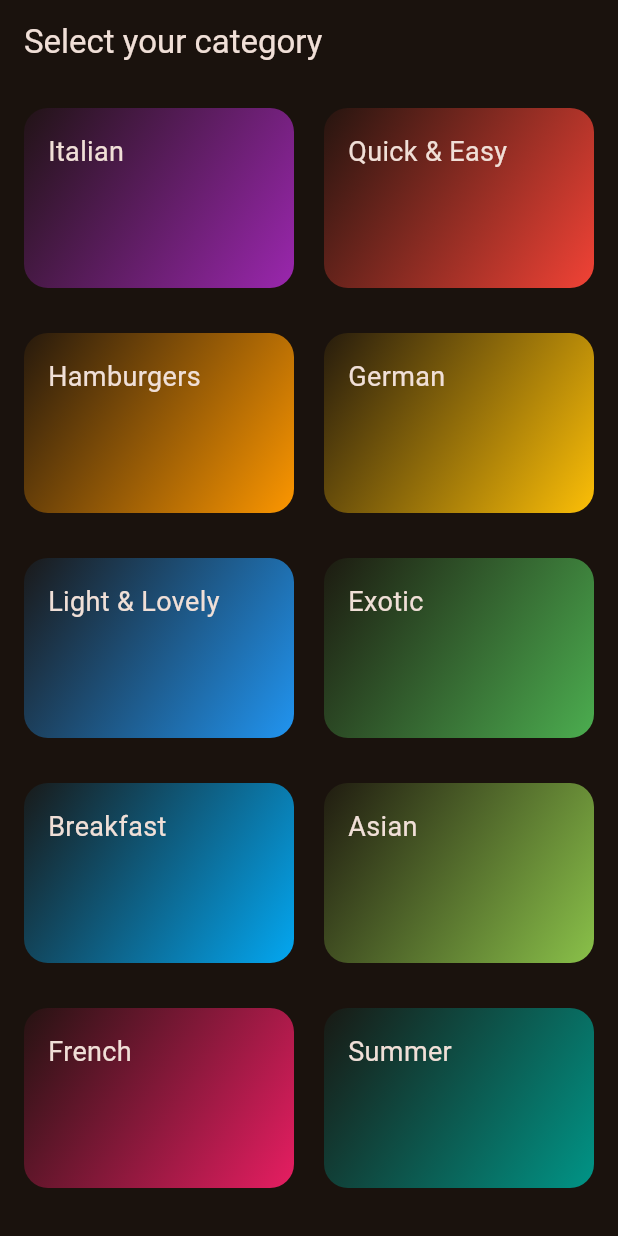
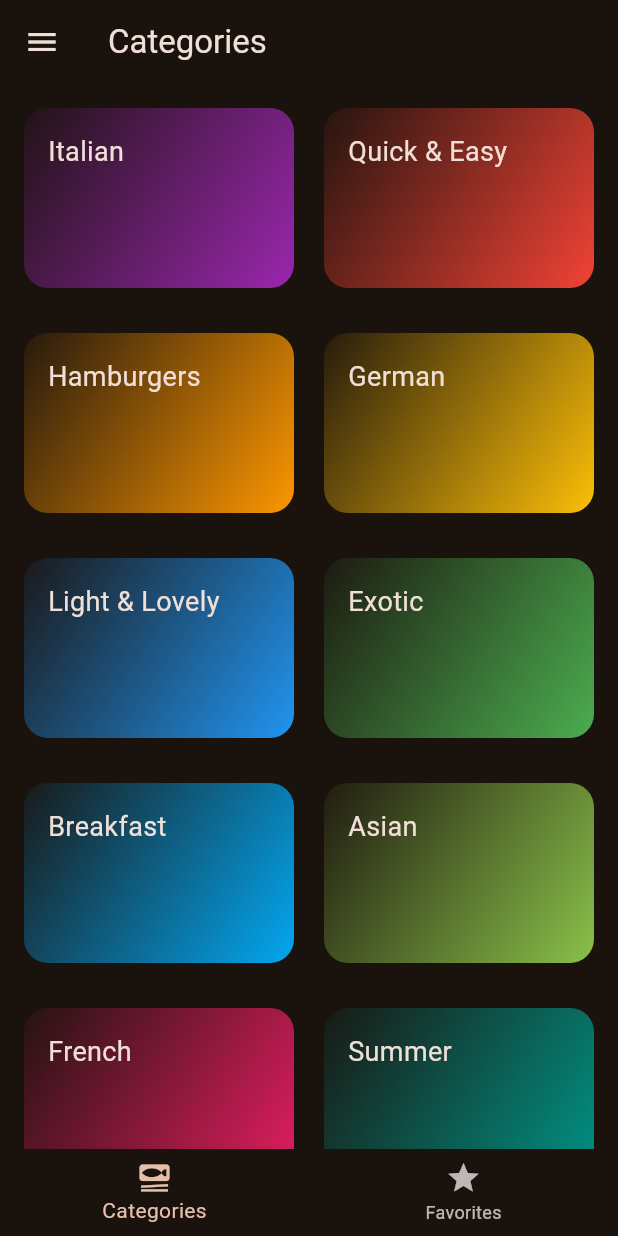
Before and after one commit to kubermirajakar/Meals, a Flutter app: the screen it shows after launch, on a phone screen of 412 x 824 dp. Run offline on Flutter 3.47's test engine with Material 2 defaults, Android fonts, the phone set to English and light mode, and no system bars; our stand-ins replace transparent_image.

Commit message:
Added Some file

```diff
--- a/lib/main.dart
+++ b/lib/main.dart
@@ -1,4 +1,5 @@
 import 'package:flutter/material.dart';
+import 'package:meals/screen/BottomNavigationTabs.dart';
 
 import 'package:meals/screen/CategoriesScreen.dart';
 import 'package:meals/screen/MealScreen.dart';
@@ -21,7 +22,7 @@ class MyApp extends StatelessWidget {
     return MaterialApp(
       debugShowCheckedModeBanner: false,
       theme: theme,
-      home: categoriesSceen(),
+      home: BottomNavigationTab(),
       // home: MealScreen(meals: [], title: 'Hello'),
     );
   }
--- /dev/null
+++ b/lib/screen/BottomNavigationTabs.dart
@@ -0,0 +1,140 @@
+import 'package:flutter/material.dart';
+import 'package:meals/models/meal.dart';
+import 'package:meals/screen/CategoriesScreen.dart';
+import 'package:meals/screen/MealScreen.dart';
+
+class BottomNavigationTab extends StatefulWidget {
+  @override
+  State<BottomNavigationTab> createState() {
+    // TODO: implement createState
+    return _BottomNavigationTabState();
+  }
+}
+
+class _BottomNavigationTabState extends State<BottomNavigationTab> {
+  int _selectedPage = 0;
+
+  List<Meal> favoritesMeals = [];
+
+  void showFeedBack(String msg) {
+    ScaffoldMessenger.of(context).clearSnackBars();
+    ScaffoldMessenger.of(context).showSnackBar(
+      SnackBar(
+        duration: Duration(seconds: 1),
+        content: Text(msg),
+      ),
+    );
+  }
+
+  void addFavoriteMeal(Meal meal) {
+    if (favoritesMeals.contains(meal)) {
+      setState(() {
+        favoritesMeals.remove(meal);
+      });
+      showFeedBack('Meal removed from favorites');
+    } else {
+      setState(() {
+        favoritesMeals.add(meal);
+      });
+      showFeedBack('Meal added to favorites');
+    }
+  }
+
+  void selectedCategory(int index) {
+    setState(() {
+      _selectedPage = index;
+    });
+  }
+
+  @override
+  Widget build(BuildContext context) {
+    Widget currentScreen = categoriesSceen(
+      addFavoriteMeal: addFavoriteMeal,
+    );
+    String activePageTite = 'Categories';
+
+    if (_selectedPage == 1) {
+      currentScreen = MealScreen(
+        addFavoriteMeal: addFavoriteMeal,
+        meals: favoritesMeals,
+      );
+      activePageTite = 'Favorites';
+    }
+
+    return Scaffold(
+      appBar: AppBar(
+        title: Text(activePageTite),
+      ),
+      drawer: Drawer(
+        child: Column(
+          children: [
+            DrawerHeader(
+              padding: EdgeInsets.all(20),
+              decoration: BoxDecoration(
+                gradient: LinearGradient(
+                  colors: [
+                    Theme.of(context).colorScheme.primaryContainer,
+                    Theme.of(context)
+                        .colorScheme
+                        .primaryContainer
+                        .withOpacity(.8),
+                  ],
+                ),
+              ),
+              child: Row(
+                children: [
+                  Icon(Icons.fastfood, size: 30),
+                  SizedBox(
+                    width: 20,
+                  ),
+                  Text(
+                    'Cooking Up!',
+                    style: Theme.of(context)
+                        .textTheme
+                        .titleLarge!
+                        .copyWith(color: Theme.of(context).colorScheme.primary),
+                  ),
+                ],
+              ),
+            ),
+            ListTile(
+              leading: Icon(Icons.restaurant,
+                  size: 25, color: Theme.of(context).colorScheme.onBackground),
+              title: Text(
+                'Meals',
+                style: Theme.of(context).textTheme.titleMedium!.copyWith(
+                    color: Theme.of(context).colorScheme.onBackground),
+              ),
+              onTap: () {},
+            ),
+            ListTile(
+              leading: Icon(Icons.restaurant,
+                  size: 25, color: Theme.of(context).colorScheme.onBackground),
+              title: Text(
+                'Meals',
+                style: Theme.of(context).textTheme.titleMedium!.copyWith(
+                    color: Theme.of(context).colorScheme.onBackground),
+              ),
+              onTap: () {},
+            ),
+          ],
+        ),
+      ),
+      body: currentScreen,
+      bottomNavigationBar: BottomNavigationBar(
+        onTap: selectedCategory,
+        currentIndex: _selectedPage,
+        items: [
+          BottomNavigationBarItem(
+            icon: Icon(Icons.set_meal),
+            label: 'Categories',
+          ),
+          BottomNavigationBarItem(
+            icon: Icon(Icons.star),
+            label: 'Favorites',
+          )
+        ],
+      ),
+    );
+  }
+}
--- a/lib/screen/CategoriesScreen.dart
+++ b/lib/screen/CategoriesScreen.dart
@@ -1,10 +1,14 @@
 import 'package:flutter/material.dart';
 import 'package:meals/data/dummay_data.dart';
 import 'package:meals/models/category.dart';
+import 'package:meals/models/meal.dart';
 import 'package:meals/screen/MealScreen.dart';
 import 'package:meals/widgets/category_grid_item.dart';
 
 class categoriesSceen extends StatelessWidget {
+  const categoriesSceen({super.key, required this.addFavoriteMeal});
+
+  final void Function(Meal meal) addFavoriteMeal;
   void _selectCategory(BuildContext context, CategoryModel categoryModel) {
     final filteredMeals = dummyMeals
         .where((meal) => meal.categories.contains(categoryModel.id))
@@ -13,19 +17,16 @@ class categoriesSceen extends StatelessWidget {
     Navigator.push(
         context,
         MaterialPageRoute(
-          builder: (context) =>
-              MealScreen(meals: filteredMeals, title: categoryModel.title),
+          builder: (context) => MealScreen(
+              meals: filteredMeals,
+              title: categoryModel.title,
+              addFavoriteMeal: addFavoriteMeal),
         ));
   }
 
   @override
   Widget build(BuildContext context) {
-    return Scaffold(
-      // backgroundColor: Color(0xfffdfefe),
-      appBar: AppBar(
-        title: Text('Select your category'),
-      ),
-      body: GridView(
+    return GridView(
       padding: EdgeInsets.all(16),
       gridDelegate: SliverGridDelegateWithFixedCrossAxisCount(
         crossAxisCount: 2,
@@ -41,7 +42,6 @@ class categoriesSceen extends StatelessWidget {
                 categoryModel: category,
               ))
           .toList(),
-      ),
     );
   }
 }
--- a/lib/widgets/Meal_Item.dart
+++ b/lib/widgets/Meal_Item.dart
@@ -1,5 +1,3 @@
-import 'dart:ffi';
-
 import 'package:flutter/material.dart';
 import 'package:meals/models/meal.dart';
 import 'package:meals/screen/MealItemScreen.dart';
```
Also changed, not shown: lib/screen/MealItemScreen.dart (+62 -1 lines), lib/screen/MealScreen.dart (+17 -4 lines). Lines whose indentation alone changed are shown as unchanged.
